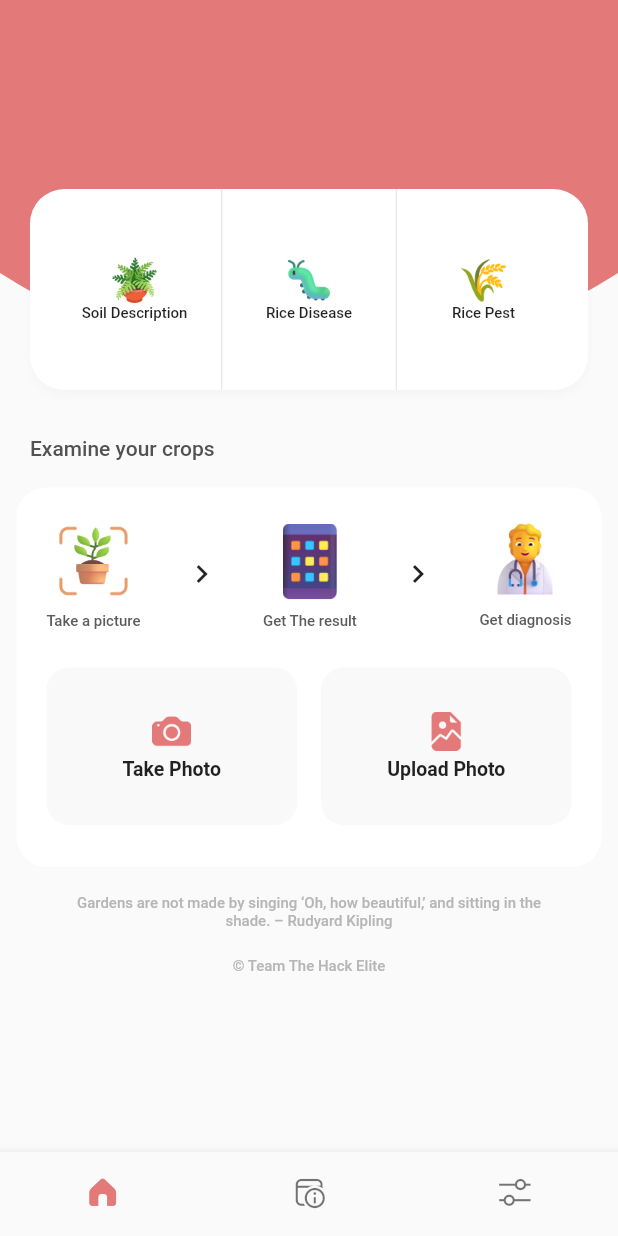
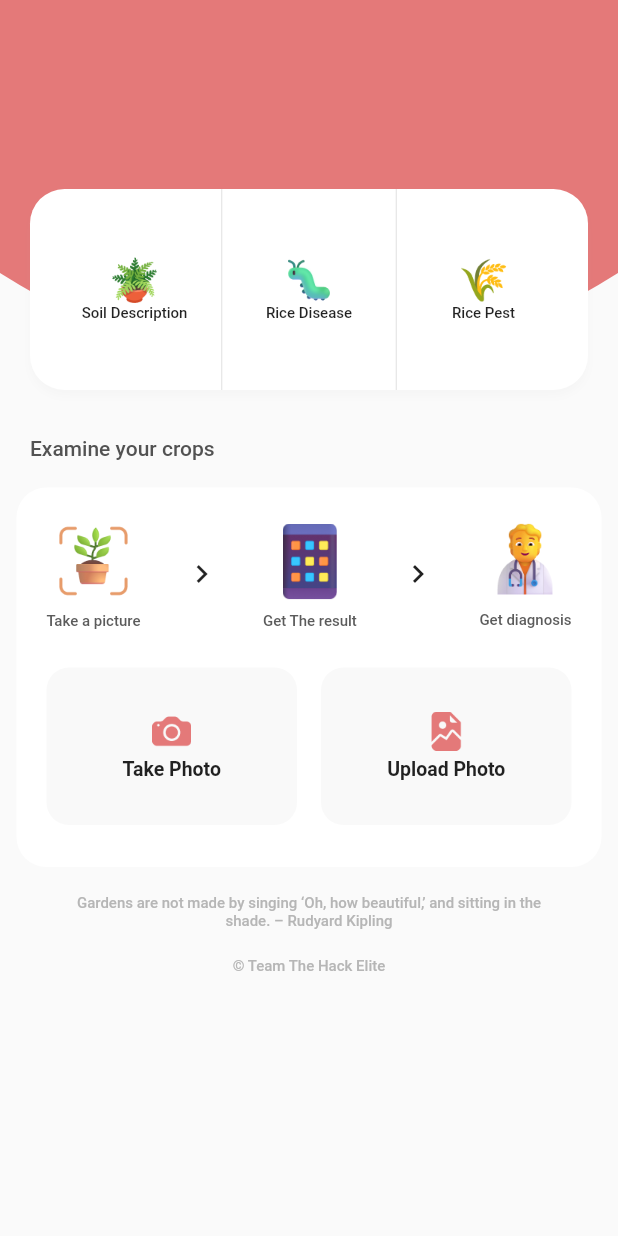
Before and after one commit to Abhinav1004/Soil-Moisture-Prediction, a Flutter app: the screen it shows after launch, on a phone screen of 412 x 824 dp. Run offline on Flutter 3.47's test engine with Material 2 defaults, Android fonts, the phone set to English and light mode, and no system bars; our stand-ins replace bloc, flutter_bloc, image_picker; missing offline and left inert: tflite.

Commit message:
🔥 remove bottom navbar

```diff
--- a/lib/features/home/presentation/pages/home/home_page.dart
+++ b/lib/features/home/presentation/pages/home/home_page.dart
@@ -10,26 +10,6 @@ class HomePage extends StatelessWidget {
   @override
   Widget build(BuildContext context) {
     return Scaffold(
-      bottomNavigationBar: BottomNavigationBar(
-        elevation: 5,
-        showSelectedLabels: false,
-        showUnselectedLabels: false,
-        selectedItemColor: const Color.fromRGBO(228, 121, 121, 1),
-        items: const [
-          BottomNavigationBarItem(
-            icon: Icon(BottomNavIcons.akar_icons_home_alt1),
-            label: "home"
-          ),
-          BottomNavigationBarItem(
-            icon: Icon(BottomNavIcons.fluent_calendar_info_16_regular),
-            label: "Info"
-          ),
-          BottomNavigationBarItem(
-            icon: Icon(BottomNavIcons.carbon_settings_adjust),
-            label: "Settings"
-          )
-        ]
-      ),
       body: Column(
         crossAxisAlignment: CrossAxisAlignment.start,
         children: [
```
